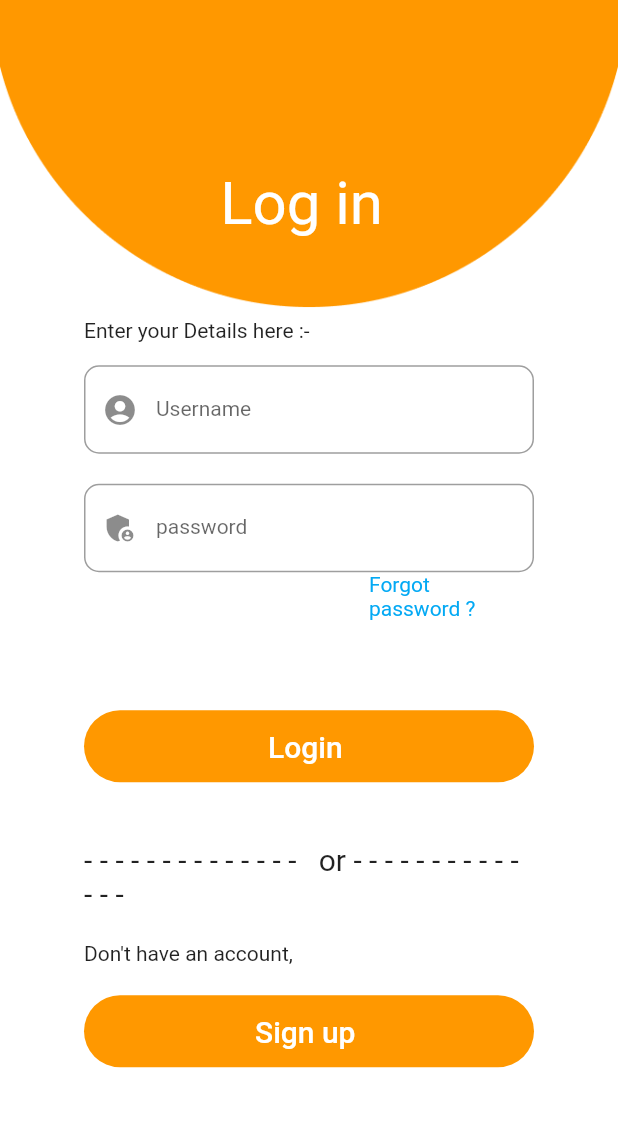
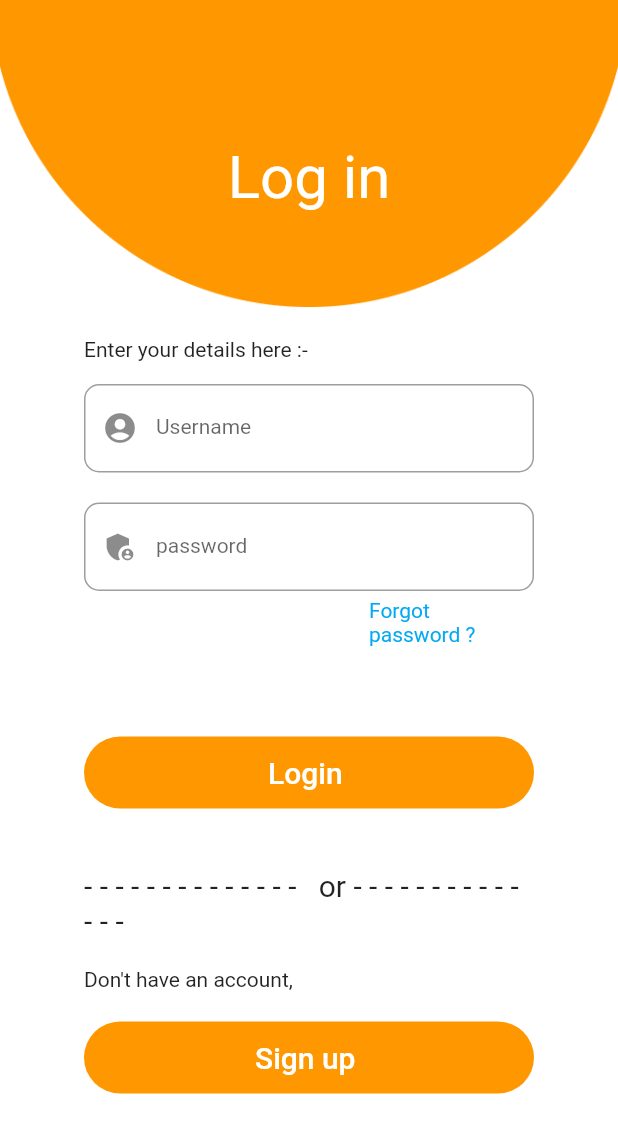
Before and after one commit to smitkachhadiya/myrestaurant, a Flutter app: the screen it shows after launch, on a phone screen of 412 x 824 dp. Shown: the top 1133 px of the screen. Run offline on Flutter 3.47's test engine with Material 2 defaults, Android fonts, the phone set to English and light mode, and no system bars.

Commit message:
committed successfully

```diff
--- a/lib/homepage.dart
+++ b/lib/homepage.dart
@@ -1,6 +1,7 @@
 import 'package:flutter/material.dart';
 import 'package:restaurant/HomePageCenter.dart';
 import 'package:restaurant/HomePageNotifications.dart';
+import 'package:restaurant/HomePageProfile.dart';
 import 'package:restaurant/HomePageSearchPage.dart';
 
 class homepage extends StatefulWidget {
@@ -23,7 +24,6 @@ class _homepageState extends State<homepage> {
     // TODO: implement build
     return Scaffold(
       backgroundColor: Color(0xFFF8F8F9),
-
       bottomNavigationBar: BottomNavigationBar(
         items: const <BottomNavigationBarItem>[
           BottomNavigationBarItem(icon: Icon(Icons.ac_unit), label: "home"),
@@ -46,6 +46,7 @@ class _homepageState extends State<homepage> {
           new HomePageCenter(),
           new HomePageSearchPage(),
           new HomePageNotifications(),
+          new HomePageProfile(),
           //activity name
         ],
       ),
--- a/lib/loginpage.dart
+++ b/lib/loginpage.dart
@@ -24,13 +24,11 @@ class _loginpageState extends State<loginpage> {
             child: Column(
               children: [
                 Container(
-                  height: 50,
-                  width: 350,
+                  height: 80,
+                  width: 370,
                   alignment: AlignmentDirectional.topCenter,
-                  decoration: BoxDecoration(
-                    borderRadius: BorderRadius.circular(20),
-                  ),
                   child: Container(
+                    padding: EdgeInsets.only(left: 10),
                     child: Text(
                       "Log in ",
                       style: TextStyle(fontSize: 40, color: Colors.white),
@@ -44,7 +42,7 @@ class _loginpageState extends State<loginpage> {
                     mainAxisAlignment: MainAxisAlignment.start,
                     crossAxisAlignment: CrossAxisAlignment.start,
                     children: [
-                      Text("Enter your Details here :-"),
+                      Text("Enter your details here :-"),
                       Padding(padding: EdgeInsets.only(top: 15)),
                       TextField(
                         decoration: InputDecoration(
@@ -70,7 +68,7 @@ class _loginpageState extends State<loginpage> {
                             prefixIcon: Icon(Icons.admin_panel_settings_sharp)),
                       ),
                       Padding(
-                        padding: EdgeInsets.only(left: 190),
+                        padding: EdgeInsets.only(left: 190,top: 5),
                         child: Text("Forgot password ?", style: TextStyle(color: Colors.lightBlue)),
                       ),
                       Padding(padding: const EdgeInsets.all(30)),
--- a/pubspec.yaml
+++ b/pubspec.yaml
@@ -62,6 +62,7 @@ flutter:
   # To add assets to your application, add an assets section, like this:
   assets:
      - assets/images/img_1.png
+     - assets/images/home1.png
   #   - images/a_dot_ham.jpeg
 
   # An image asset can refer to one or more resolution-specific "variants", see
```
Also changed, not shown: lib/HomePageCenter.dart (+12 -3 lines), lib/HomePageProfile.dart (added, +19 -0 lines), assets/images/home1.png (added).
